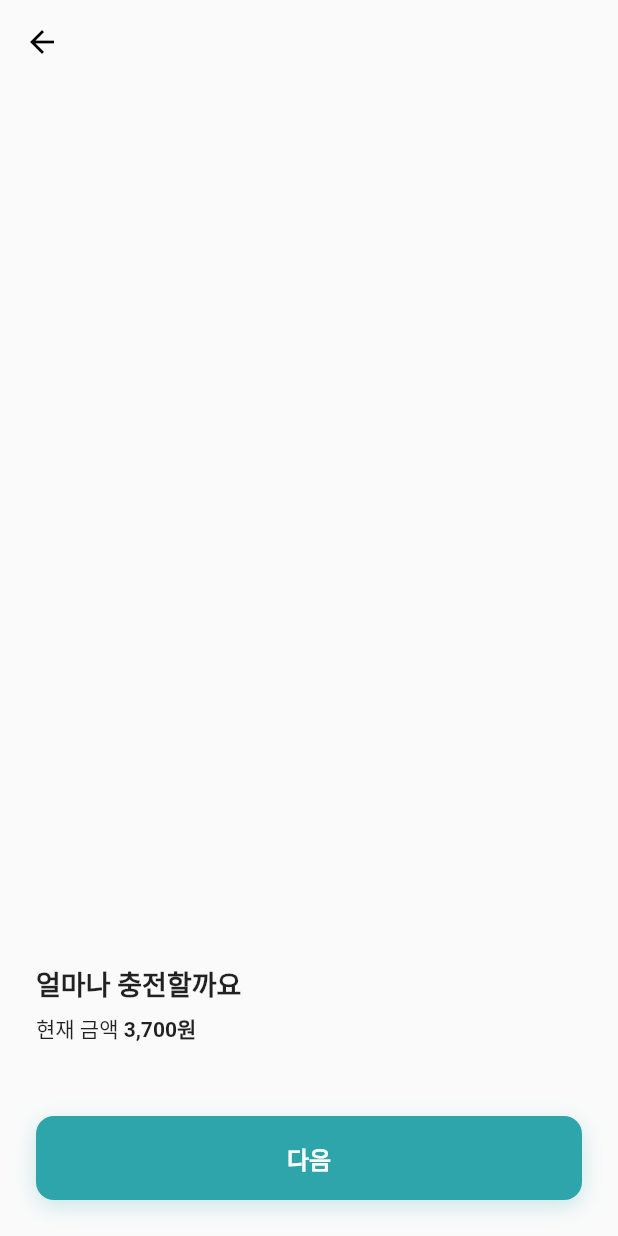
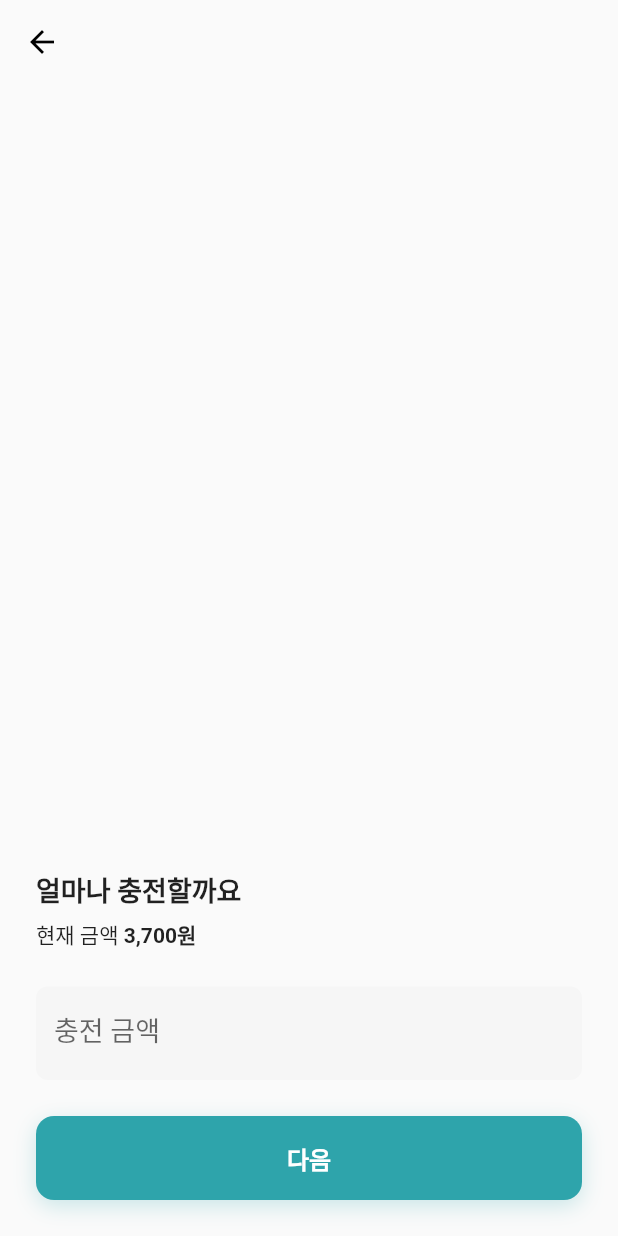
Before and after one commit to dimipay/dimipay_flutter, a Flutter app: the ChargingAmountPage screen opened by its route, on a phone screen of 412 x 824 dp. Run offline on Flutter 3.47's test engine with Material 2 defaults, Android fonts, the phone set to English and light mode, and no system bars; our stand-ins replace flutter_svg, get; Roboto replaces fonts that are missing (Pretendard).

Commit message:
ChargingAmount Page 구현 완료

```diff
--- a/lib/app/ui/charging/charging_amount.dart
+++ b/lib/app/ui/charging/charging_amount.dart
@@ -2,6 +2,7 @@ import 'package:dimipay/app/routes/routes.dart';
 import 'package:dimipay/app/ui/widgets/button.dart';
 import 'package:dimipay/app/ui/widgets/card.dart';
 import 'package:dimipay/app/ui/widgets/payment.dart';
+import 'package:dimipay/app/ui/widgets/text_field.dart';
 import 'package:flutter/material.dart';
 import 'package:flutter_svg/svg.dart';
 import 'package:get/get.dart';
@@ -44,7 +45,9 @@ class ChargingAmountPage extends StatelessWidget {
                       onTap: () {
                         textFieldFocusNode.requestFocus();
                       },
-                      child: Container(),
+                      child: const DPTextField(
+                        label: "충전 금액",
+                      ),
                     ),
                   ],
                 ),
```
